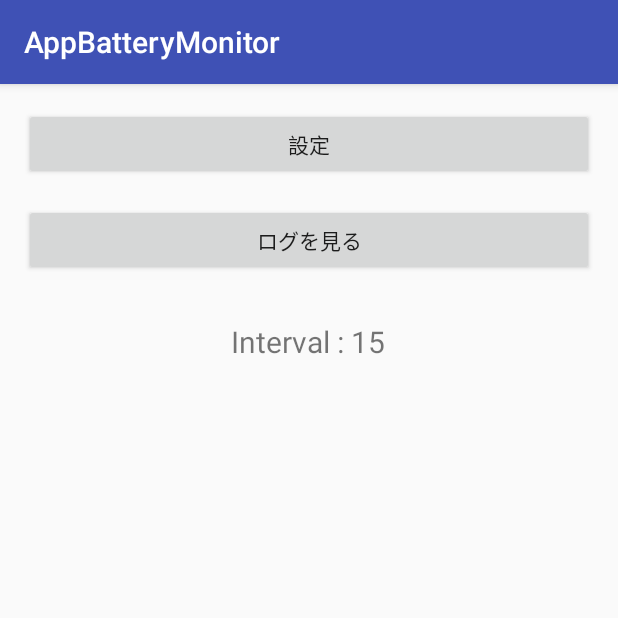
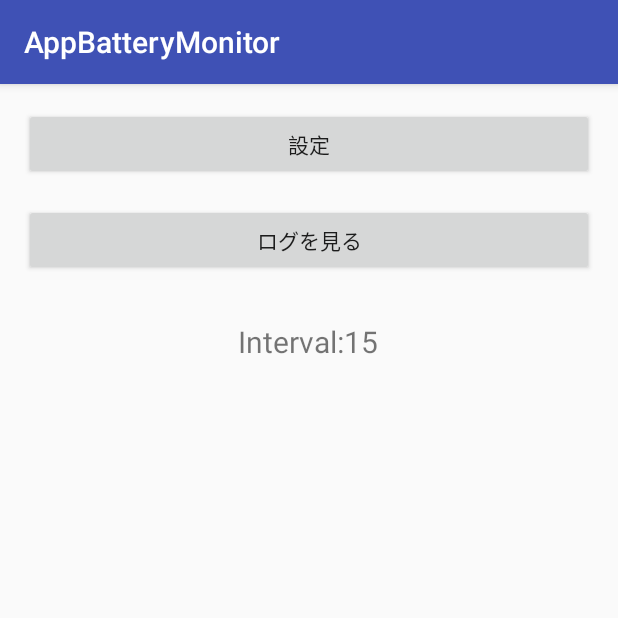
Before and after one commit to ikemura23/AppBatteryMonitorOld, an Android app: the screen it shows after launch (LauncherActivity), on a phone screen of 412 x 824 dp, the top half of it. Run offline under Robolectric (Android 15) with nearby library versions, the phone set to English and light mode, and no system bars.

Commit message:
update interval text

```diff
--- a/app/src/main/java/com/qa/ikemura/appbatterymonitor/LauncherActivity.java
+++ b/app/src/main/java/com/qa/ikemura/appbatterymonitor/LauncherActivity.java
@@ -99,7 +99,8 @@ public class LauncherActivity extends AppCompatActivity {
     @Override
     protected void onResume() {
         super.onResume();
-        ((TextView) findViewById(R.id.activity_main_interval_text)).append(getInterval());
+        String text = "Interval:" + getInterval();
+        ((TextView) findViewById(R.id.activity_main_interval_text)).setText(text);
     }
 
     @Override
--- a/app/src/main/res/layout/content_launcher.xml
+++ b/app/src/main/res/layout/content_launcher.xml
@@ -31,7 +31,6 @@
         android:layout_height="wrap_content"
         android:layout_gravity="center"
         android:layout_marginTop="30dp"
-        android:text="Interval : "
         android:textSize="20sp"
         />
 
```
